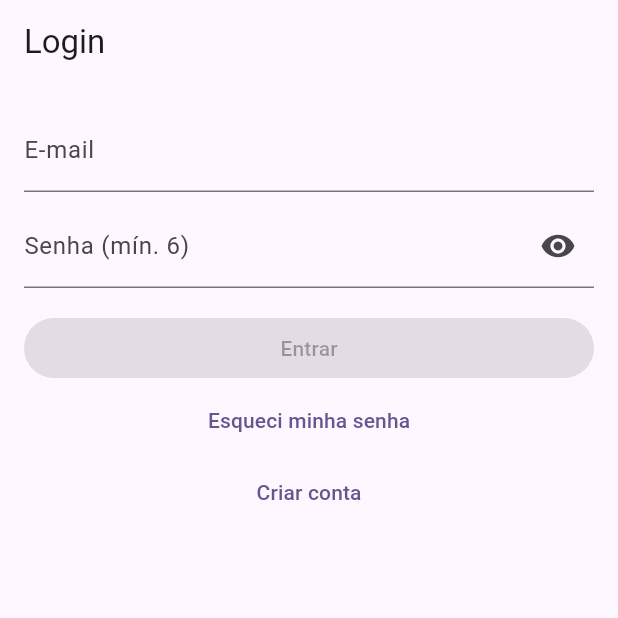
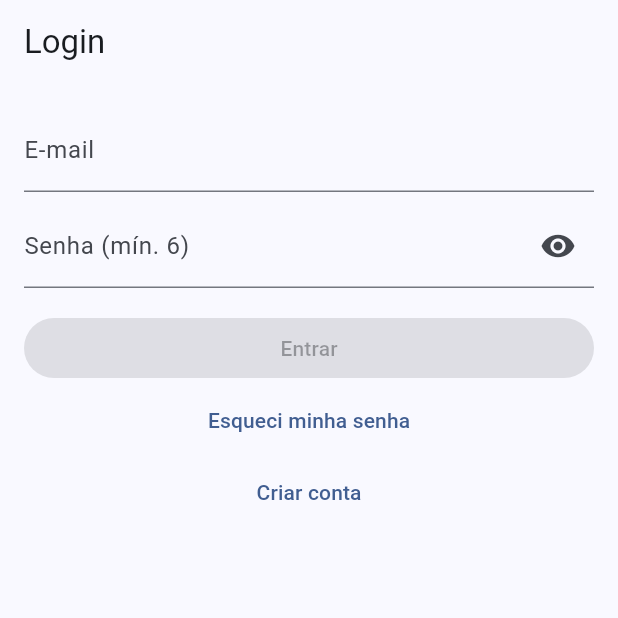
Before and after one commit to tello24/ProjetoIntegradorSeason4, a Flutter app: the screen it shows after launch, on a phone screen of 412 x 824 dp, the top half of it. Run offline on Flutter 3.47's test engine with Material 3 defaults, Android fonts, the phone set to English and light mode, and no system bars; our stand-ins replace cloud_firestore, file_picker, firebase_auth, firebase_core, open_filex; missing offline and left inert: dart:html; accounts and stored records are empty.

Commit message:
UPDATE: main.dart

```diff
--- a/poliedro_sistema/lib/main.dart
+++ b/poliedro_sistema/lib/main.dart
@@ -1,19 +1,29 @@
+import 'package:firebase_core/firebase_core.dart';
 import 'package:flutter/material.dart';
-import 'package:firebase_core/firebase_core.dart';
-import 'package:poliedro_sistema/pages/classes_page.dart';
+import 'package:cloud_firestore/cloud_firestore.dart';
+
 import 'firebase_options.dart';
 
-import 'pages/materials_page.dart';
+// Páginas
 import 'pages/login_page.dart';
 import 'pages/register_page.dart';
 import 'pages/prof_home.dart';
 import 'pages/aluno_home.dart';
+import 'pages/materials_page.dart';
+import 'pages/classes_page.dart';
+import 'pages/select_student_page.dart';
+import 'pages/chat_page.dart';
+import 'pages/material_details.dart';
+
+// Sprint atual
+import 'pages/activities_page.dart';
+// grades_page é aberto via MaterialPageRoute com argumentos, então não precisa importar aqui.
+// import 'pages/grades_page.dart';
+import 'pages/aluno_notas_page.dart';
 
 Future<void> main() async {
   WidgetsFlutterBinding.ensureInitialized();
-  await Firebase.initializeApp(
-    options: DefaultFirebaseOptions.currentPlatform,
-  );
+  await Firebase.initializeApp(options: DefaultFirebaseOptions.currentPlatform);
   runApp(const MyApp());
 }
 
@@ -22,19 +32,58 @@ class MyApp extends StatelessWidget {
 
   @override
   Widget build(BuildContext context) {
+    final theme = ThemeData(
+      colorScheme: ColorScheme.fromSeed(seedColor: const Color(0xff0066cc)),
+      useMaterial3: true,
+    );
+
     return MaterialApp(
+      title: 'Poliedro · Sistema',
       debugShowCheckedModeBanner: false,
-      title: 'Flutter + Firebase',
-      theme: ThemeData(
-        colorScheme: ColorScheme.fromSeed(seedColor: Colors.deepPurple),
-      ),
-      home: const LoginPage(), // ✅ Login decide e navega para /prof ou /aluno
+      theme: theme,
+      initialRoute: '/',
       routes: {
-        '/register': (_) => const RegisterPage(),
-        '/prof': (_) => ProfHome(),   // sem const para evitar erro se faltar construtor const
-        '/aluno': (_) => AlunoHome(),
-        '/materials': (_) => const MaterialsPage(),
-        '/classes': (_) => const ClassesPage(),
+        // Auth / áreas
+        '/':               (_) => const LoginPage(),
+        '/register':       (_) => const RegisterPage(),
+        '/prof':           (_) => const ProfHome(),
+        '/aluno':          (_) => const AlunoHome(),
+
+        // Páginas já existentes
+        '/materials':      (_) => const MaterialsPage(),
+        '/classes':        (_) => const ClassesPage(),
+        '/select-student': (_) => const SelectStudentPage(),
+
+        // Novas rotas da sprint "Atividades + Notas"
+        '/activities':     (_) => const ActivitiesPage(),
+        '/aluno-notas':    (_) => const AlunoNotasPage(),
+      },
+
+      // Rotas que precisam de argumentos
+      onGenerateRoute: (settings) {
+        if (settings.name == '/chat' && settings.arguments is Map) {
+          final args = settings.arguments as Map;
+          return MaterialPageRoute(
+            builder: (_) => ChatPage(
+              peerUid:  args['peerUid']  as String,
+              peerName: args['peerName'] as String?,
+              peerEmail:args['peerEmail']as String?,
+              peerRa:   args['peerRa']   as String? ?? '',
+            ),
+          );
+        }
+
+        if (settings.name == '/material-details' && settings.arguments is Map) {
+          final args = settings.arguments as Map;
+          return MaterialPageRoute(
+            builder: (_) => MaterialDetailsPage(
+              // >>> Seu MaterialDetailsPage exige 'ref' (DocumentReference)
+              ref: args['ref'] as DocumentReference<Map<String, dynamic>>,
+            ),
+          );
+        }
+
+        return null;
       },
     );
   }
```
